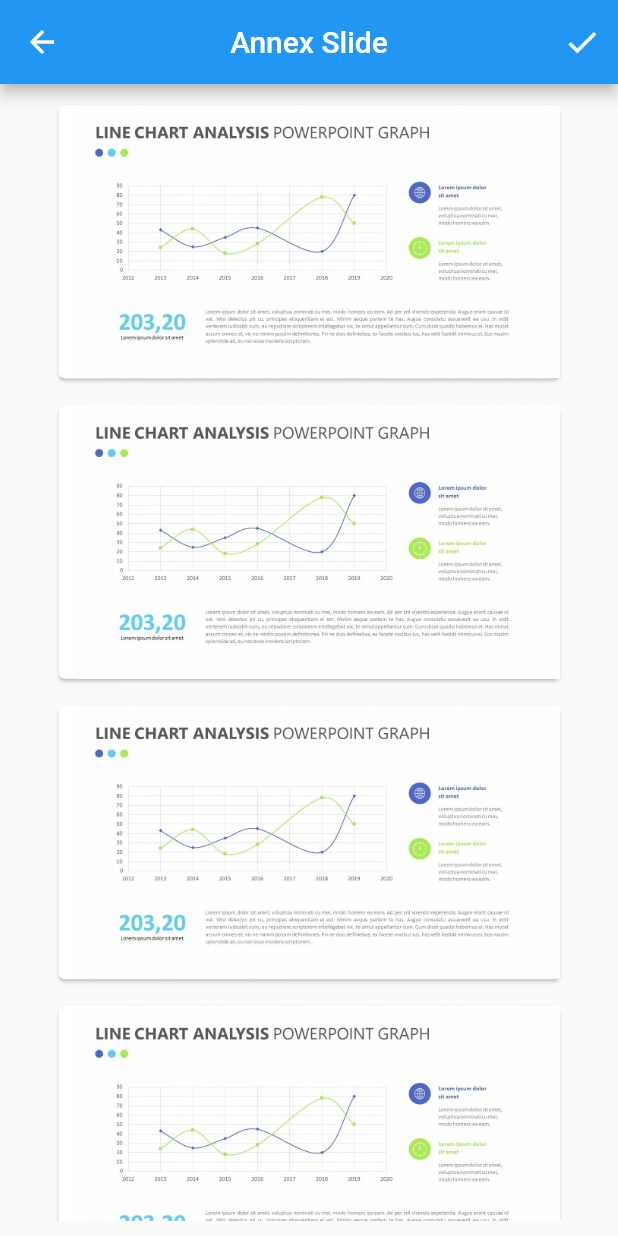
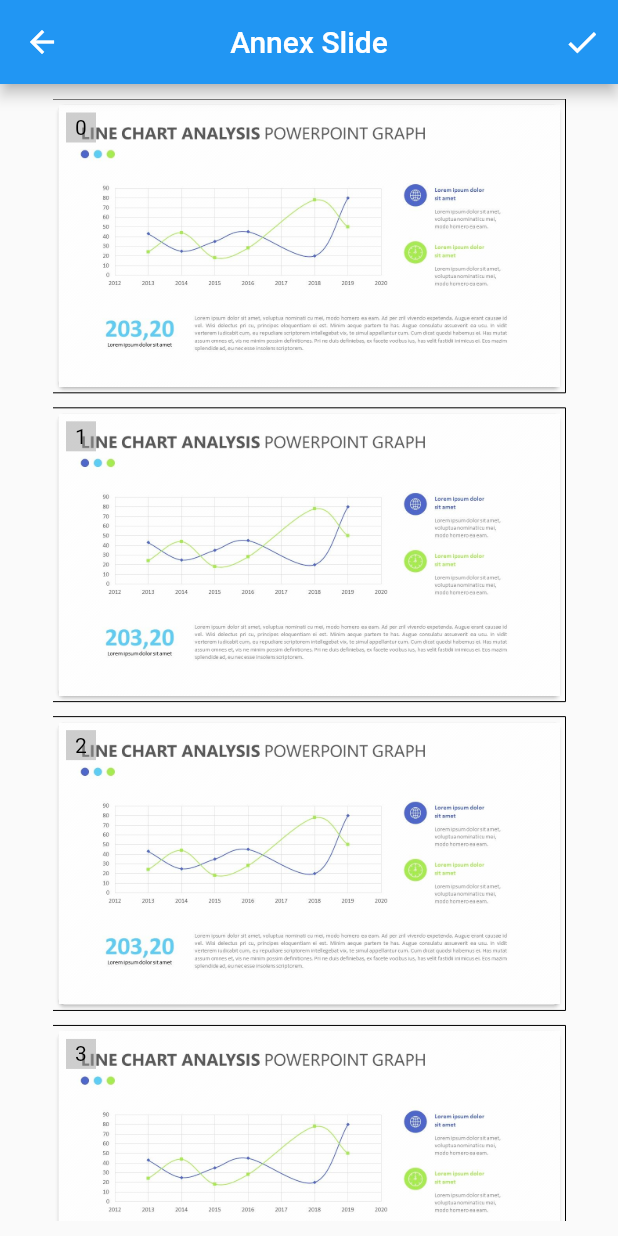
Before and after one commit to FEUP-ESOF-2020-21/open-cx-t1g1-ploggers, a Flutter app: the AnnexSlidePage screen opened directly, on a phone screen of 412 x 824 dp. Run offline on Flutter 3.47's test engine with Material 2 defaults, Android fonts, the light colour scheme and no system bars.

Commit message:
annexSlidePage done, needs to connect to database

```diff
--- a/src/asquestions/lib/model/Question.dart
+++ b/src/asquestions/lib/model/Question.dart
@@ -8,7 +8,7 @@ class Question {
   int votes;
   List<Comment> comments;
   int voted; //0 is not voted, 1 is upvoted, 2 is downvoted
-  List<String> annexedSlides;
+  List<int> annexedSlides;
 
   Question(this.title, this.user, this.date, this.votes, this.comments,
       this.voted, this.annexedSlides);
@@ -39,9 +39,10 @@ class Question {
     }
   }
 
-  void annexSlide(slide) {
-    print("annexing");
-    if (this.annexedSlides == null) this.annexedSlides = List<String>();
-    this.annexedSlides.add(slide);
+  void toggleAnnexSlide(slideIndex) {
+    if (this.annexedSlides.contains(slideIndex))
+      this.annexedSlides.remove(slideIndex);
+    else
+      this.annexedSlides.add(slideIndex);
   }
 }
--- a/src/asquestions/lib/view/AnnexSlidePage.dart
+++ b/src/asquestions/lib/view/AnnexSlidePage.dart
@@ -55,26 +55,56 @@ class _AnnexSlidePageState extends State<AnnexSlidePage> {
 
   Widget buildSlideCard(BuildContext context, int index) {
     final slide = presentation.slides[index];
+    return SlideCard(widget.question, index, slide, presentation.slides.length);
+  }
+}
 
+class SlideCard extends StatefulWidget {
+  Question question;
+  int slideIndex;
+  String slide;
+  int presentationLength;
+
+  SlideCard(
+      this.question, this.slideIndex, this.slide, this.presentationLength);
+
+  @override
+  _SlideCardState createState() {
+    return _SlideCardState();
+  }
+}
+
+class _SlideCardState extends State<SlideCard> {
+  @override
+  Widget build(BuildContext context) {
     return GestureDetector(
       onTap: () {
-        question.annexSlide(slide);
+        setState(() {
+          widget.question.toggleAnnexSlide(widget.slideIndex);
+        });
       },
       child: Container(
-        // add a margin when selected
-        // decoration: BoxDecoration(
-        //     border: (question.annexedSlides.contains(slide)
-        //         ? Border.all(color: Colors.blue)
-        //         : null)),
-        margin: (index != presentation.slides.length - 1
-            ? const EdgeInsets.only(bottom: 10)
-            : const EdgeInsets.all(0)),
-        child: Card(
-          child: Padding(
-              padding: const EdgeInsets.only(left: 10.0),
-              child: Image(image: AssetImage(slide))),
-        ),
-      ),
+          // add a margin when selected
+          decoration: BoxDecoration(
+              border: (widget.question.annexedSlides.contains(widget.slideIndex)
+                  ? Border.all(width: 1.0, color: Colors.blue)
+                  : Border.all(width: 0.0))),
+          margin: (widget.slideIndex != widget.presentationLength - 1
+              ? const EdgeInsets.only(bottom: 10)
+              : const EdgeInsets.all(0)),
+          child: Card(
+            child: Stack(children: [
+              Image(image: AssetImage(widget.slide)),
+              Container(
+                  margin: const EdgeInsets.all(5),
+                  color: Colors.grey.withOpacity(0.5),
+                  width: 20,
+                  height: 20,
+                  child: Center(
+                      child: Text(widget.slideIndex.toString(),
+                          style: TextStyle(color: Colors.black))))
+            ]),
+          )),
     );
   }
 }
```
